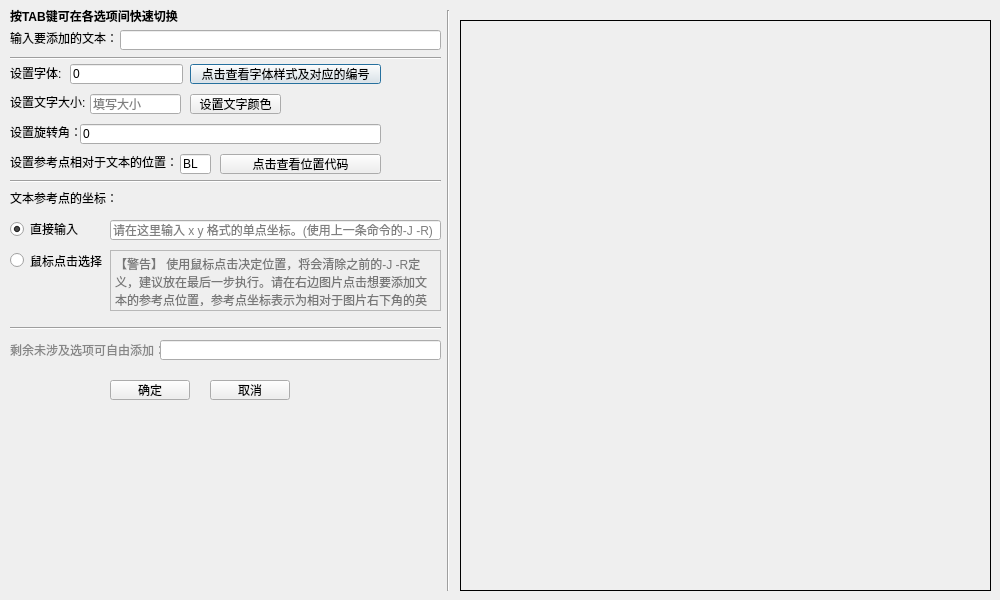
The window that src/gmt_pstext.ui (CovMat/GMT-mini-GUI) describes before a commit, drawn with Qt 5.
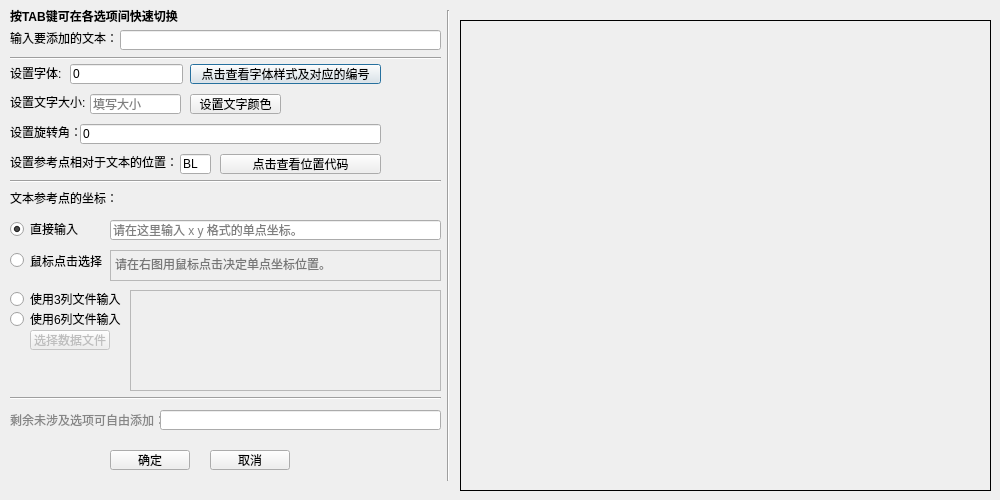
The same window after the commit.

Commit message:
update pstext psxy pscoast
update pstext psxy pscoast

Patch:
```diff
--- a/src/gmt_pstext.ui
+++ b/src/gmt_pstext.ui
@@ -7,7 +7,7 @@
     <x>0</x>
     <y>0</y>
     <width>1000</width>
-    <height>600</height>
+    <height>500</height>
    </rect>
   </property>
   <property name="windowTitle">
@@ -35,7 +35,7 @@
      <x>440</x>
      <y>10</y>
      <width>16</width>
-     <height>581</height>
+     <height>471</height>
     </rect>
    </property>
    <property name="orientation">
@@ -48,7 +48,7 @@
      <x>460</x>
      <y>20</y>
      <width>531</width>
-     <height>571</height>
+     <height>471</height>
     </rect>
    </property>
    <property name="styleSheet">
@@ -80,7 +80,7 @@
      <x>110</x>
      <y>250</y>
      <width>331</width>
-     <height>61</height>
+     <height>31</height>
     </rect>
    </property>
    <property name="html">
@@ -91,7 +91,7 @@
 &lt;p style=&quot;-qt-paragraph-type:empty; margin-top:0px; margin-bottom:0px; margin-left:0px; margin-right:0px; -qt-block-indent:0; text-indent:0px; font-family:'MS UI Gothic';&quot;&gt;&lt;br /&gt;&lt;/p&gt;&lt;/body&gt;&lt;/html&gt;</string>
    </property>
    <property name="placeholderText">
-    <string>【警告】 使用鼠标点击决定位置，将会清除之前的-J -R定义，建议放在最后一步执行。请在右边图片点击想要添加文本的参考点位置，参考点坐标表示为相对于图片右下角的英寸数(inch)。</string>
+    <string>请在右图用鼠标点击决定单点坐标位置。</string>
    </property>
   </widget>
   <widget class="QLabel" name="label_5">
@@ -283,7 +283,7 @@
    <property name="geometry">
     <rect>
      <x>10</x>
-     <y>341</y>
+     <y>411</y>
      <width>161</width>
      <height>16</height>
     </rect>
@@ -296,7 +296,7 @@
    <property name="geometry">
     <rect>
      <x>160</x>
-     <y>340</y>
+     <y>410</y>
      <width>281</width>
      <height>20</height>
     </rect>
@@ -309,7 +309,7 @@
    <property name="geometry">
     <rect>
      <x>210</x>
-     <y>380</y>
+     <y>450</y>
      <width>80</width>
      <height>20</height>
     </rect>
@@ -322,7 +322,7 @@
    <property name="geometry">
     <rect>
      <x>110</x>
-     <y>380</y>
+     <y>450</y>
      <width>80</width>
      <height>20</height>
     </rect>
@@ -383,14 +383,14 @@
     </rect>
    </property>
    <property name="placeholderText">
-    <string>请在这里输入 x y 格式的单点坐标。(使用上一条命令的-J -R)</string>
+    <string>请在这里输入 x y 格式的单点坐标。</string>
    </property>
   </widget>
   <widget class="Line" name="line_4">
    <property name="geometry">
     <rect>
      <x>10</x>
-     <y>320</y>
+     <y>390</y>
      <width>431</width>
      <height>16</height>
     </rect>
@@ -399,6 +399,61 @@
     <enum>Qt::Horizontal</enum>
    </property>
   </widget>
+  <widget class="QRadioButton" name="use_file">
+   <property name="geometry">
+    <rect>
+     <x>10</x>
+     <y>290</y>
+     <width>121</width>
+     <height>18</height>
+    </rect>
+   </property>
+   <property name="text">
+    <string>使用3列文件输入</string>
+   </property>
+  </widget>
+  <widget class="QPushButton" name="b_datafile">
+   <property name="enabled">
+    <bool>false</bool>
+   </property>
+   <property name="geometry">
+    <rect>
+     <x>30</x>
+     <y>330</y>
+     <width>80</width>
+     <height>20</height>
+    </rect>
+   </property>
+   <property name="text">
+    <string>选择数据文件</string>
+   </property>
+  </widget>
+  <widget class="QRadioButton" name="use_file_6">
+   <property name="geometry">
+    <rect>
+     <x>10</x>
+     <y>310</y>
+     <width>121</width>
+     <height>18</height>
+    </rect>
+   </property>
+   <property name="text">
+    <string>使用6列文件输入</string>
+   </property>
+  </widget>
+  <widget class="QTextBrowser" name="datafile">
+   <property name="enabled">
+    <bool>false</bool>
+   </property>
+   <property name="geometry">
+    <rect>
+     <x>130</x>
+     <y>290</y>
+     <width>311</width>
+     <height>101</height>
+    </rect>
+   </property>
+  </widget>
  </widget>
  <tabstops>
   <tabstop>usertext</tabstop>
```
The commit also changes 8 other files.
